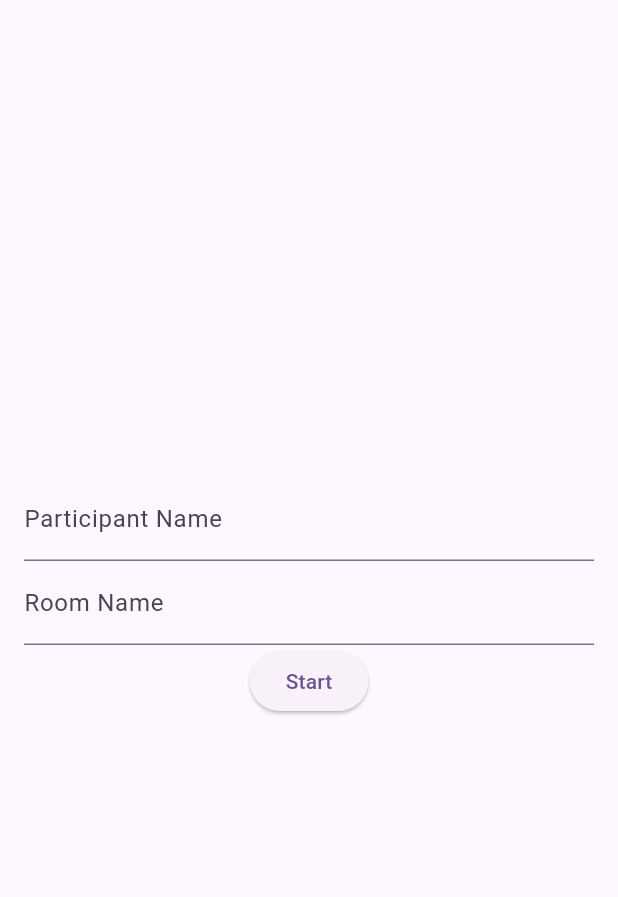
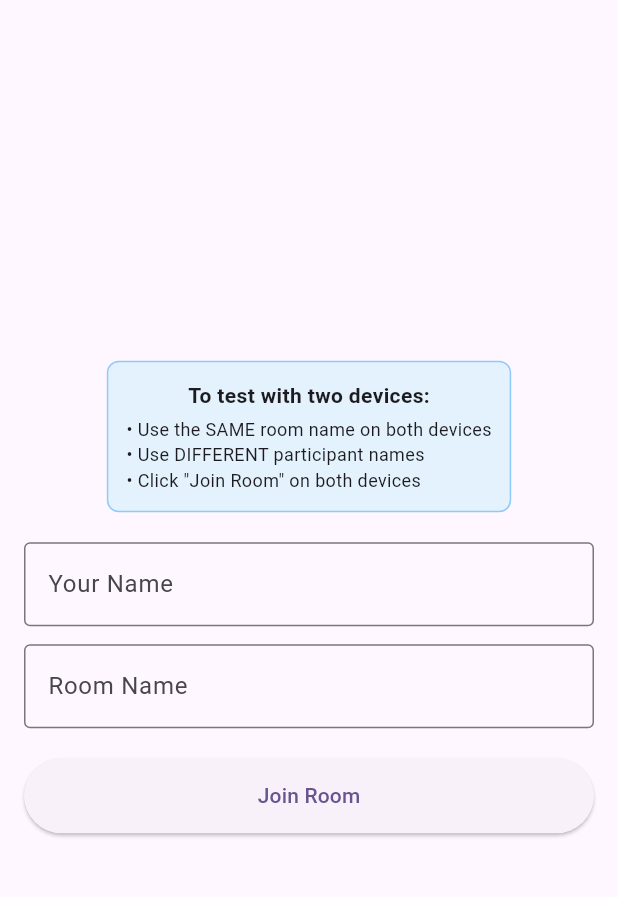
Before and after one commit to dineshtecorb/live_kit_demo_app, a Flutter app: the screen it shows after launch, on a phone screen of 412 x 824 dp, the part 63-960 px from its top. Run offline on Flutter 3.47's test engine with Material 3 defaults, Android fonts, the phone set to English and light mode, and no system bars; our stand-ins replace permission_handler; missing offline and left inert: flutter_webrtc, livekit_client.

Commit message:
update fix android issue and flutter update

```diff
--- a/lib/livekit_provider.dart
+++ b/lib/livekit_provider.dart
@@ -27,7 +27,7 @@ class LiveKitProvider extends ChangeNotifier {
     if (response != null &&
         response['serverUrl'] != null &&
         response['participantToken'] != null) {
-      if (await _service.isRoomActive(response['roomName'])) {}
+      //if (await _service.isRoomActive(response['roomName'])) {}
       _url = response['serverUrl'];
       _token = response['participantToken'];
       _paticipantName = response['participantName'];
--- a/lib/livekit_start_screen.dart
+++ b/lib/livekit_start_screen.dart
@@ -1,6 +1,5 @@
 import 'package:flutter/material.dart';
 import 'package:live_kit_demo/livekit_provider.dart';
-import 'package:live_kit_demo/livekit_screen.dart';
 import 'package:provider/provider.dart';
 import 'package:permission_handler/permission_handler.dart';
 
@@ -55,7 +54,7 @@ class _LiveKitStartScreenState extends State<LiveKitStartScreen> {
   @override
   void initState() {
     super.initState();
-    _checkPermissions();
+    // _checkPermissions();
   }
 
   @override
@@ -68,34 +67,91 @@ class _LiveKitStartScreenState extends State<LiveKitStartScreen> {
         child: Column(
           mainAxisAlignment: MainAxisAlignment.center,
           children: [
+            // Instructions for testing
+            Container(
+              padding: const EdgeInsets.all(12),
+              decoration: BoxDecoration(
+                color: Colors.blue.shade50,
+                borderRadius: BorderRadius.circular(8),
+                border: Border.all(color: Colors.blue.shade200),
+              ),
+              child: const Column(
+                children: [
+                  Text(
+                    'To test with two devices:',
+                    style: TextStyle(fontWeight: FontWeight.bold),
+                  ),
+                  SizedBox(height: 4),
+                  Text(
+                    '• Use the SAME room name on both devices\n'
+                    '• Use DIFFERENT participant names\n'
+                    '• Click "Join Room" on both devices',
+                    style: TextStyle(fontSize: 12),
+                  ),
+                ],
+              ),
+            ),
+            const SizedBox(height: 20),
             TextField(
               controller: _participantNameController,
-              decoration: const InputDecoration(labelText: 'Participant Name'),
+              decoration: const InputDecoration(
+                labelText: 'Your Name',
+                hintText: 'Enter your name (e.g., John, Alice)',
+                border: OutlineInputBorder(),
+              ),
             ),
+            const SizedBox(height: 12),
             TextField(
               controller: _roomNameController,
-              decoration: const InputDecoration(labelText: 'Room Name'),
+              decoration: const InputDecoration(
+                labelText: 'Room Name',
+                hintText: 'Enter room name (e.g., meeting-123)',
+                border: OutlineInputBorder(),
+              ),
             ),
+            const SizedBox(height: 20),
             ElevatedButton(
               onPressed: () {
-                /*Navigator.push(
-                    context,
-                    MaterialPageRoute(
-                        builder: (context) => const LiveKitHomePage()));*/
                 if (_participantNameController.text.isEmpty ||
                     _roomNameController.text.isEmpty) {
                   ScaffoldMessenger.of(context).showSnackBar(
                     const SnackBar(
                       content:
-                          Text('Please enter a participant name and room name'),
+                          Text('Please enter both your name and room name'),
+                      backgroundColor: Colors.red,
                     ),
                   );
                   return;
                 }
-                provider.generateTokenAndUrlWith(context,
-                    _participantNameController.text, _roomNameController.text);
+
+                // Show loading indicator
+                ScaffoldMessenger.of(context).showSnackBar(
+                  SnackBar(
+                    content: Row(
+                      children: [
+                        const SizedBox(
+                          width: 20,
+                          height: 20,
+                          child: CircularProgressIndicator(strokeWidth: 2),
+                        ),
+                        const SizedBox(width: 12),
+                        Text('Joining room: ${_roomNameController.text}'),
+                      ],
+                    ),
+                    duration: const Duration(seconds: 2),
+                  ),
+                );
+
+                provider.generateTokenAndUrlWith(
+                  context,
+                  _participantNameController.text,
+                  _roomNameController.text,
+                );
               },
-              child: const Text('Start'),
+              style: ElevatedButton.styleFrom(
+                minimumSize: const Size(double.infinity, 50),
+              ),
+              child: const Text('Join Room'),
             ),
           ],
         ),
--- a/lib/main.dart
+++ b/lib/main.dart
@@ -1,9 +1,7 @@
 import 'dart:io';
 
 import 'package:flutter/material.dart';
-import 'package:live_kit_demo/auth_screen.dart';
 import 'package:live_kit_demo/livekit_start_screen.dart';
-import 'package:live_kit_demo/room_list_screen.dart';
 import 'package:provider/provider.dart';
 import 'livekit_provider.dart';
 import 'package:flutter_webrtc/flutter_webrtc.dart' as webrtc;
--- a/pubspec.yaml
+++ b/pubspec.yaml
@@ -36,10 +36,10 @@ dependencies:
   # Use with the CupertinoIcons class for iOS style icons.
   cupertino_icons: ^1.0.8
   provider: ^6.1.2
-  livekit_client: ^1.3.2
-  # flutter_webrtc: ^0.9.47
+  livekit_client: ^2.5.0+hotfix.1
   http: ^1.4.0
   permission_handler: ^11.3.1
+  # flutter_webrtc: ^1.0.0
 
   # Firebase dependencies
   # firebase_core: ^3.6.0
```
Also changed, not shown: lib/livekit_service.dart (+59 -8 lines), pubspec.lock, 13 other files.
